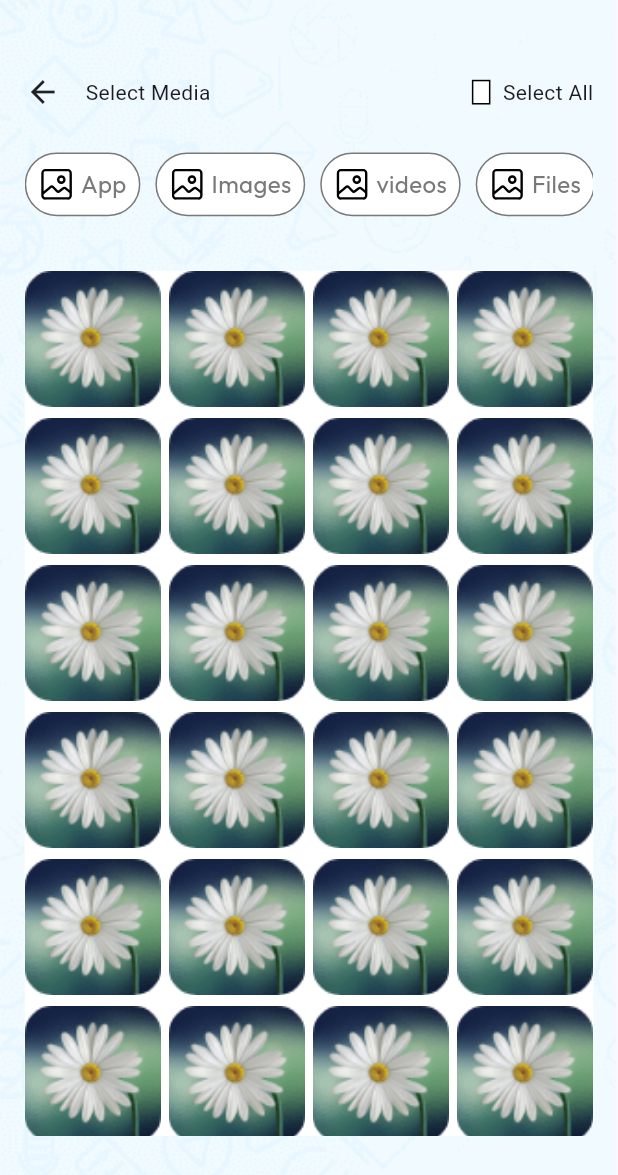
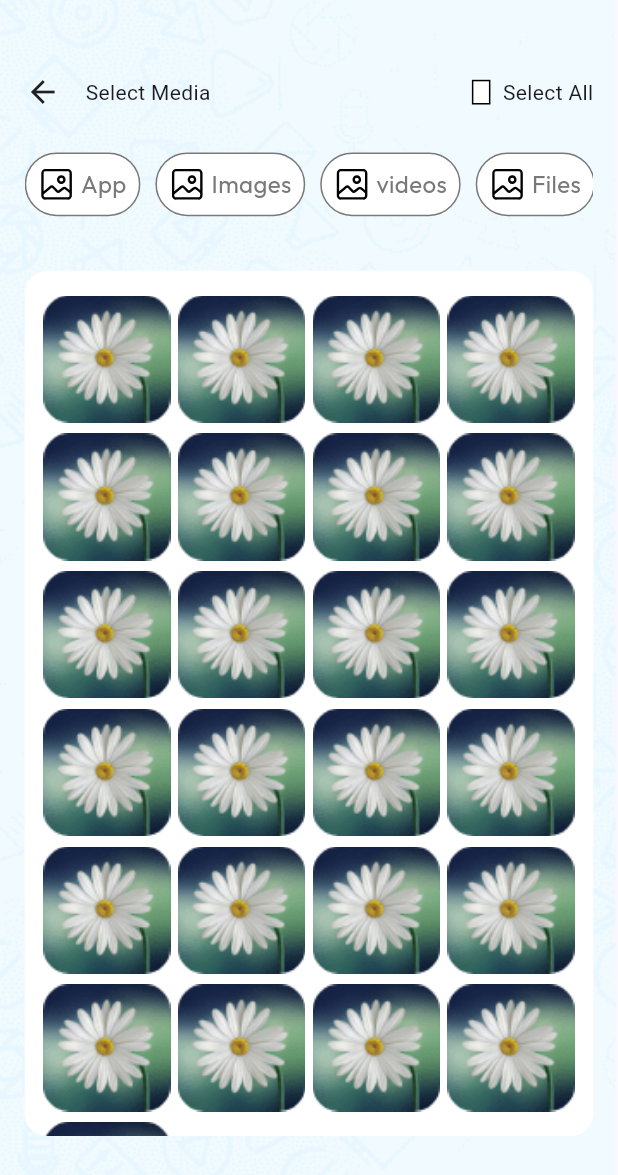
Before and after one commit to AqibKhan61/2nd-Page, a Flutter app: the HomePage screen opened directly, on a phone screen of 412 x 824 dp. Shown: the top 1175 px of the screen. Run offline on Flutter 3.47's test engine with Material 2 defaults, Android fonts, the phone set to English and light mode, and no system bars; our stand-ins replace flutter_svg; missing offline and left inert: circle_progress_bar; statements that could not run were skipped.

Commit message:
added padding

```diff
--- a/lib/screens/gridscreen.dart
+++ b/lib/screens/gridscreen.dart
@@ -90,7 +90,7 @@ class HomePage extends StatelessWidget {
         borderRadius: BorderRadius.circular(15)
       ),
       child: GridView.builder(
-
+        padding: EdgeInsets.only(left: ksize.width*0.03,right: ksize.width*0.03,top: ksize.height*0.02,bottom: ksize.height*0.02),
         gridDelegate: const SliverGridDelegateWithFixedCrossAxisCount(
           crossAxisCount: 4,
           crossAxisSpacing: 5,
```
